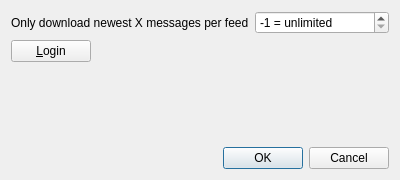
Qt form src/services/inoreader/gui/formeditinoreaderaccount.ui (martinrotter/rssguard) before a commit.
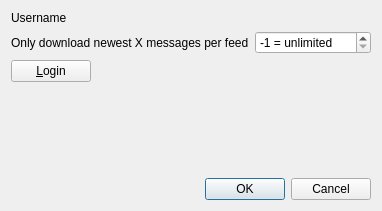
The same form after that commit. Custom widgets are drawn as their Qt base class.

Commit message: Custom usernames.

Patch:
```diff
--- a/src/services/inoreader/gui/formeditinoreaderaccount.ui
+++ b/src/services/inoreader/gui/formeditinoreaderaccount.ui
@@ -6,8 +6,8 @@
    <rect>
     <x>0</x>
     <y>0</y>
-    <width>400</width>
-    <height>180</height>
+    <width>377</width>
+    <height>211</height>
    </rect>
   </property>
   <property name="windowTitle">
@@ -15,6 +15,15 @@
   </property>
   <layout class="QFormLayout" name="formLayout">
    <item row="0" column="0">
+    <widget class="QLabel" name="m_lblUsername">
+     <property name="text">
+      <string>Username</string>
+     </property>
+    </widget>
+   </item>
+   <item row="1" column="0" colspan="2">
+    <layout class="QFormLayout" name="formLayout_3">
+     <item row="0" column="0">
     <widget class="QLabel" name="label">
      <property name="text">
       <string>Only download newest X messages per feed</string>
@@ -43,7 +52,22 @@
      </property>
     </widget>
    </item>
-   <item row="1" column="0" colspan="2">
+    </layout>
+   </item>
+   <item row="3" column="0" colspan="2">
+    <spacer name="verticalSpacer">
+     <property name="orientation">
+      <enum>Qt::Vertical</enum>
+     </property>
+     <property name="sizeHint" stdset="0">
+      <size>
+       <width>20</width>
+       <height>120</height>
+      </size>
+     </property>
+    </spacer>
+   </item>
+   <item row="2" column="0" colspan="2">
     <layout class="QFormLayout" name="formLayout_2">
      <item row="0" column="0">
       <widget class="QPushButton" name="m_btnTestSetup">
@@ -67,7 +91,7 @@
      </item>
     </layout>
    </item>
-   <item row="3" column="0" colspan="2">
+   <item row="4" column="0" colspan="2">
     <widget class="QDialogButtonBox" name="m_buttonBox">
      <property name="orientation">
       <enum>Qt::Horizontal</enum>
@@ -77,18 +101,8 @@
      </property>
     </widget>
    </item>
-   <item row="2" column="0" colspan="2">
-    <spacer name="verticalSpacer">
-     <property name="orientation">
-      <enum>Qt::Vertical</enum>
-     </property>
-     <property name="sizeHint" stdset="0">
-      <size>
-       <width>20</width>
-       <height>90</height>
-      </size>
-     </property>
-    </spacer>
+   <item row="0" column="1">
+    <widget class="LineEditWithStatus" name="m_txtUsername" native="true"/>
    </item>
   </layout>
  </widget>
@@ -99,6 +113,12 @@
    <header>labelwithstatus.h</header>
    <container>1</container>
   </customwidget>
+  <customwidget>
+   <class>LineEditWithStatus</class>
+   <extends>QWidget</extends>
+   <header>lineeditwithstatus.h</header>
+   <container>1</container>
+  </customwidget>
  </customwidgets>
  <tabstops>
   <tabstop>m_spinLimitMessages</tabstop>
```
Lines whose indentation alone changed are shown as unchanged. The commit also changes 4 other files.
